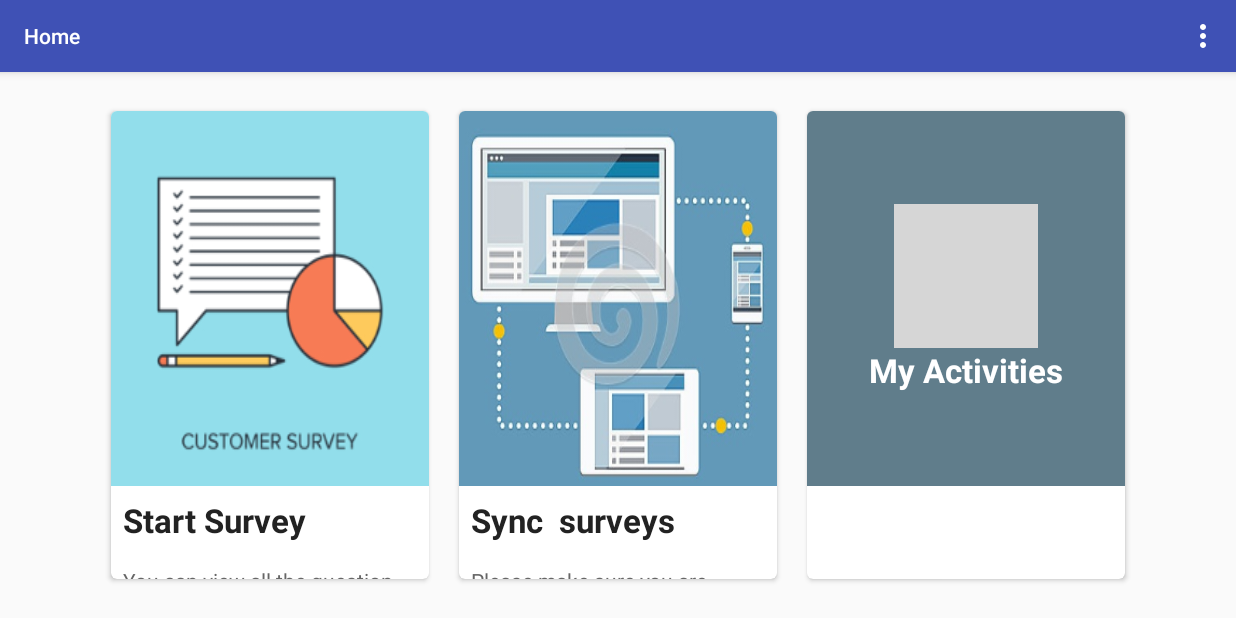
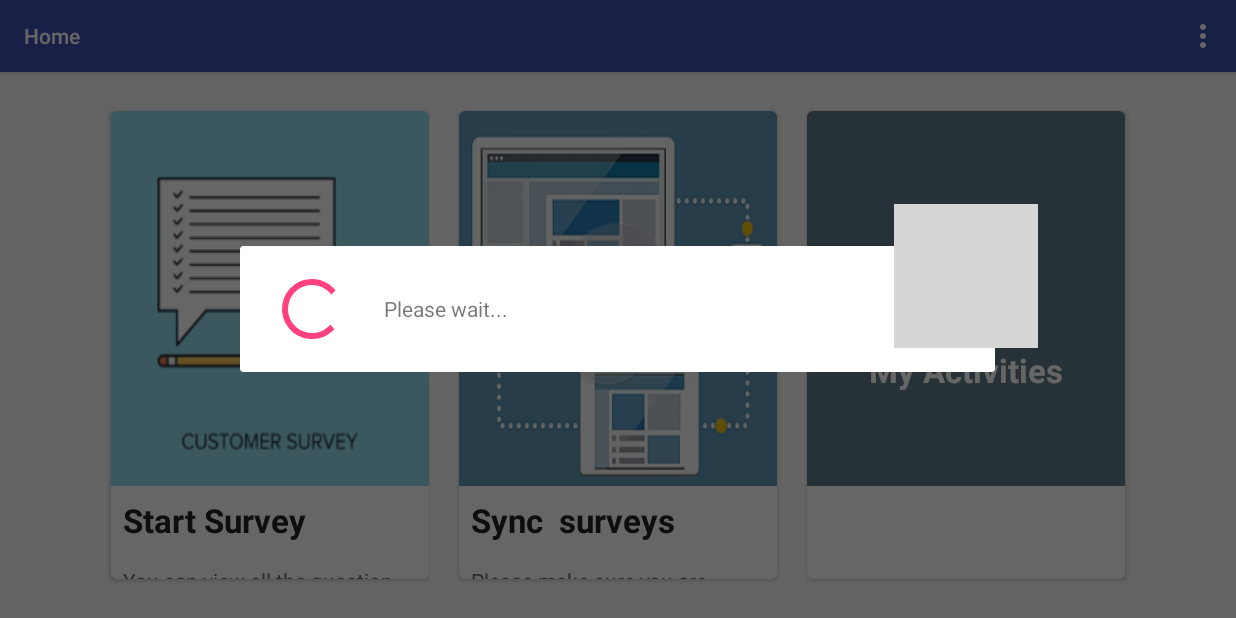
Before and after one commit to veera163/esurvey_android, an Android app: the ProfileActivity screen opened directly, with no data from a screen before it, on a phone screen of 824 x 412 dp (held sideways). Run offline under Robolectric (Android 15) with nearby library versions, the phone set to English and light mode, and no system bars; our stand-ins replace Volley; libraries missing offline, so code that uses them is left out: io.realm; 6 statements that could not run were skipped; grey boxes are pictures that could not be loaded.

Commit message:
refresh issues fixes

```diff
--- a/app/src/main/java/com/anyasoft/es/surveyapp/ProfileActivity.java
+++ b/app/src/main/java/com/anyasoft/es/surveyapp/ProfileActivity.java
@@ -11,7 +11,6 @@ import android.os.Bundle;
 import android.provider.Settings;
 import android.support.design.widget.Snackbar;
 import android.support.v4.view.ViewPager;
-import android.support.v4.widget.SwipeRefreshLayout;
 import android.support.v7.app.AppCompatActivity;
 import android.support.v7.widget.CardView;
 import android.support.v7.widget.LinearLayoutManager;
@@ -30,6 +29,7 @@ import com.android.volley.VolleyError;
 import com.android.volley.toolbox.JsonObjectRequest;
 import com.anyasoft.es.surveyapp.adapter.ProfileCategAdapter;
 import com.anyasoft.es.surveyapp.domains.ServierActivities;
+import com.anyasoft.es.surveyapp.domains.SurveyCriteriaItem;
 import com.anyasoft.es.surveyapp.domains.UserDomain;
 import com.anyasoft.es.surveyapp.internet.NetworkUtil;
 import com.anyasoft.es.surveyapp.internet.VolleySingleton;
@@ -40,6 +40,7 @@ import com.anyasoft.es.surveyapp.services.PostLocationServices;
 import com.anyasoft.es.surveyapp.services.SyncAllSurveyServices;
 import com.anyasoft.es.surveyapp.survey.SurveyManager;
 import com.anyasoft.es.surveyapp.utility.AppConstant;
+import com.anyasoft.es.surveyapp.utility.CustomProgressLoaderDialog;
 import com.anyasoft.es.surveyapp.utility.HttpHelper;
 import com.google.gson.Gson;
 
@@ -48,6 +49,7 @@ import org.json.JSONObject;
 
 import java.lang.ref.WeakReference;
 import java.text.SimpleDateFormat;
+import java.util.ArrayList;
 import java.util.Date;
 
 import io.realm.Realm;
@@ -58,7 +60,9 @@ public class ProfileActivity extends AppCompatActivity implements View.OnClickLi
     private static final int REQUEST_LOCATION_SETTING = 101;
     CardView cardStartSurvey;
     CardView cardSyncAllData;
-    SwipeRefreshLayout refresh;
+    //SwipeRefreshLayout refresh;
+    CustomProgressLoaderDialog loader;
+    ProfileCategAdapter profileCategAdapter;
 
     @Override
     public boolean onCreateOptionsMenu(Menu menu) {
@@ -76,12 +80,17 @@ public class ProfileActivity extends AppCompatActivity implements View.OnClickLi
             case R.id.logout:
                 gotoLoginActivity();
                 return true;
+
+            case R.id.refresh:
+                new DashBoardCalls().execute(GETUSER);
+                return true;
             default:
                 return super.onOptionsItemSelected(item);
         }
     }
 
     private void gotoLoginActivity() {
+        ESurvey.clearCache();
         Intent intent = new Intent(this, LoginActivity.class);
         startActivity(intent);
         finish();
@@ -90,6 +99,7 @@ public class ProfileActivity extends AppCompatActivity implements View.OnClickLi
     DashBoardCalls dashBoardCalls;
     RecyclerView rec_plans;
     ViewPager rec_categ;
+    TextView tv_no_activities;
     private CardView cardStartSurveyAll;
     private static final int MY_SOCKET_TIMEOUT_MS = 60 * 1000 * 3;
     RequestQueue queue;
@@ -101,11 +111,13 @@ public class ProfileActivity extends AppCompatActivity implements View.OnClickLi
     private boolean isServiceStarted;
     private SurveyManager surveyManager;
     private RealmResults<SurveyResponse> allSurvey;
+    ArrayList<SurveyCriteriaItem> surveyCriteriaItems = new ArrayList<>();
     private TextView txtCountSurvey;
     private int count = 0;
     private String GETUSER = "getUser";
     private String GETACTIVITIES = "getActivities";
     private UserDomain user;
+    public int criteriaPosition = 0;
 
     @Override
     protected void onCreate(Bundle savedInstanceState) {
@@ -113,35 +125,41 @@ public class ProfileActivity extends AppCompatActivity implements View.OnClickLi
         setContentView(R.layout.activity_profile);
         Toolbar toolbar = (Toolbar) findViewById(R.id.toolbar);
         setSupportActionBar(toolbar);
+        profileCategAdapter = new ProfileCategAdapter(getSupportFragmentManager(), surveyCriteriaItems);
         dashBoardCalls = new DashBoardCalls();
         rec_plans = (RecyclerView) findViewById(R.id.rec_plans);
         rec_categ = (ViewPager) findViewById(R.id.rec_categ);
+        rec_categ.setAdapter(profileCategAdapter);
+        tv_no_activities = (TextView) findViewById(R.id.tv_no_activities);
         cardStartSurvey = (CardView) findViewById(R.id.card_view_back);
         cardSyncAllData = (CardView) findViewById(R.id.sync_data);
-        refresh = (SwipeRefreshLayout) findViewById(R.id.refresh);
-        //refresh.setRefreshing(true);
-
-        refresh.setOnRefreshListener(new SwipeRefreshLayout.OnRefreshListener() {
-            @Override
-            public void onRefresh() {
-                refresh.setRefreshing(true);
-                new DashBoardCalls().execute(GETUSER);
-            }
-        });
-        refresh.post(new Runnable() {
-            @Override
-            public void run() {
-                new DashBoardCalls().execute(GETUSER);
-            }
-        });
-
+        loader = new CustomProgressLoaderDialog(this);
         txtCountSurvey = (TextView) findViewById(R.id.title_back_all_sync);
         rec_plans.setLayoutManager(new LinearLayoutManager(this, LinearLayoutManager.HORIZONTAL, false));
         //rec_categ.setLayoutManager(new LinearLayoutManager(this, LinearLayoutManager.HORIZONTAL, false));
         cardStartSurvey.setOnClickListener(this);
         cardSyncAllData.setOnClickListener(this);
+
         cardStartSurveyAll = (CardView) findViewById(R.id.card_all_quest);
+
         cardStartSurveyAll.setOnClickListener(this);
+        rec_categ.addOnPageChangeListener(new ViewPager.OnPageChangeListener() {
+
+            @Override
+            public void onPageScrolled(int position, float positionOffset, int positionOffsetPixels) {
+                ProfileActivity.this.criteriaPosition = position;
+            }
+
+            @Override
+            public void onPageSelected(int position) {
+
+            }
+
+            @Override
+            public void onPageScrollStateChanged(int state) {
+
+            }
+        });
         queue = VolleySingleton.getInstance().getRequestQueue();
         isAlltime = true;
         intent = new Intent(this, PostLocationServices.class);
@@ -291,7 +309,7 @@ public class ProfileActivity extends AppCompatActivity implements View.OnClickLi
             jsonRequest.put("timestamp", currentDate);
             L.d("ProfileActivity ::makePostGeoLocation()" + currentDate);
             jsonRequest.put("type", "survey");
-            jsonRequest.put("surveyor", ESurvey.userId);
+            jsonRequest.put("surveyor", ESurvey.getLoginId());
             if (location != null) {
                 jsonRequest.put("latlong", location.getLatitude() + "," + location.getLongitude());
             }//
@@ -379,11 +397,17 @@ public class ProfileActivity extends AppCompatActivity implements View.OnClickLi
         @Override
         protected ServierActivities doInBackground(String... params) {
             String s = params[0];
+            runOnUiThread(new Runnable() {
+                @Override
+                public void run() {
+                    loader.showProgressLoader();
+                }
+            });
             currentMethod = s;
             StringBuilder stringBuilder = new StringBuilder();
             stringBuilder.append(AppConstant.BASEURL);
             stringBuilder.append(AppConstant.USERPATH);
-            stringBuilder.append(ESurvey.userId);
+            stringBuilder.append(ESurvey.getLoginId());
             ESurvey.setUser(HttpHelper.sendGETRequest(stringBuilder.toString(), ESurvey.getAccessToken()));
             ProfileActivity.this.user = ESurvey.getUser();
             StringBuilder stringBuilder1 = new StringBuilder();
@@ -407,41 +431,28 @@ public class ProfileActivity extends AppCompatActivity implements View.OnClickLi
 
         @Override
         protected void onPostExecute(ServierActivities servierActivities) {
-           /* if (currentMethod.equalsIgnoreCase(GETUSER)) {
-                String s1 = "{\n" +
-                        "  \"statusCounts\": [\n" +
-                        "    {\n" +
-                        "      \"status\": \"Planned\",\n" +
-                        "      \"total\": 1\n" +
-                        "    }\n" +
-                        "  ],\n" +
-                        "  \"surveyCriteria\": [\n" +
-                        "    {\n" +
-                        "      \"category\": \"OC\",\n" +
-                        "      \"noOfSurveys\": \"30\",\n" +
-                        "      \"noOfCompleted\": \"10\",\n" +
-                        "      \"noOfPending\": \"20\",\n" +
-                        "      \"noOfOnHold\": \"10\",\n" +
-                        "      \"noOfCanceled\": \"10\"\n" +
-                        "    },\n" +
-                        "    {\n" +
-                        "      \"category\": \"Muslim\",\n" +
-                        "      \"noOfSurveys\": \"170\",\n" +
-                        "      \"noOfCompleted\": \"10\",\n" +
-                        "      \"noOfPending\": \"10\",\n" +
-                        "      \"noOfOnHold\": \"10\",\n" +
-                        "      \"noOfCanceled\": \"10\"\n" +
-                        "    }\n" +
-                        "  ]\n" +
-                        "}\n";*/
-            //dashBoardCalls.execute(GETACTIVITIES);
             if (servierActivities != null) {
                 //rec_plans.setAdapter(new ProfilePlansAdapter(servierActivities.getStatusCounts()));
-                rec_categ.setAdapter(new ProfileCategAdapter(getSupportFragmentManager(), servierActivities.getSurveyCriteria()));
-                ESurvey.setSurveyActivityId(servierActivities.getSurveyActivityId());
+                surveyCriteriaItems.clear();
+                if (servierActivities.getSurveyCriteria() != null) {
+                    if (servierActivities.getSurveyCriteria().size() > 0) {
+                        rec_categ.setVisibility(View.VISIBLE);
+                        tv_no_activities.setVisibility(View.GONE);
+                        surveyCriteriaItems.addAll(servierActivities.getSurveyCriteria());
+                        profileCategAdapter.notifyDataSetChanged();
+                        ESurvey.setSurveyActivityId(servierActivities.getSurveyActivityId());
+                        //rec_categ.setCurrentItem(criteriaPosition);
+                        loader.dismissProgressLoader();
+                    } else {
+                        rec_categ.setVisibility(View.GONE);
+                        tv_no_activities.setVisibility(View.VISIBLE);
+                    }
+                } else {
+                    rec_categ.setVisibility(View.GONE);
+                    tv_no_activities.setVisibility(View.VISIBLE);
+                }
             }
-            if (refresh.isRefreshing())
-                refresh.setRefreshing(false);
+
         }
     }
 }
--- a/app/src/main/java/com/anyasoft/es/surveyapp/details/PersonDetailsActivity.java
+++ b/app/src/main/java/com/anyasoft/es/surveyapp/details/PersonDetailsActivity.java
@@ -310,7 +310,7 @@ public class PersonDetailsActivity extends AppCompatActivity implements View.OnC
             String url = "http://anyasoftindia.com/postGeoLocation";
             JSONObject jsonRequest = new JSONObject();
             jsonRequest.put("status", "Completed");
-            jsonRequest.put("surveyor", ESurvey.userId);
+            jsonRequest.put("surveyor", ESurvey.getLoginId());
             if (location != null) {
                 jsonRequest.put("latlong", location.getLatitude() + "," + location.getLongitude());
             }//
--- a/app/src/main/java/com/anyasoft/es/surveyapp/survey/TakeSurveyActivity.java
+++ b/app/src/main/java/com/anyasoft/es/surveyapp/survey/TakeSurveyActivity.java
@@ -348,7 +348,7 @@ public class TakeSurveyActivity extends AppCompatActivity implements
             jsonRequest.put("timestamp", currentDate);
             L.d("PostLocationServices ::makePostGeoLocation()" + currentDate);
             jsonRequest.put("type", "survey");
-            jsonRequest.put("surveyor", ESurvey.userId);
+            jsonRequest.put("surveyor", ESurvey.getLoginId());
             if (location != null) {
                 jsonRequest.put("latlong", location.getLatitude() + "," + location.getLongitude());
             }//
--- /dev/null
+++ b/app/src/main/java/com/anyasoft/es/surveyapp/utility/CustomProgressLoaderDialog.java
@@ -0,0 +1,38 @@
+package com.anyasoft.es.surveyapp.utility;
+
+import android.app.ProgressDialog;
+import android.content.Context;
+
+import android.view.Window;
+
+
+
+/**
+ * Created by sai on 9/18/2016.
+ */
+public class CustomProgressLoaderDialog {
+    Context context;
+    ProgressDialog progressDialog;
+
+    public CustomProgressLoaderDialog(Context context) {
+        this.context = context;
+        progressDialog = new ProgressDialog(context);
+        progressDialog.requestWindowFeature(Window.FEATURE_NO_TITLE);
+        progressDialog.setCancelable(false);
+        progressDialog.setCanceledOnTouchOutside(false);
+        progressDialog.setMessage("Please wait...");
+    }
+
+    public void showProgressLoader() {
+        progressDialog.show();
+    }
+
+    public void dismissProgressLoader() {
+        if (isShowing())
+        progressDialog.dismiss();
+    }
+
+    public boolean isShowing() {
+        return progressDialog.isShowing();
+    }
+}
--- a/app/src/main/res/layout/content_profile.xml
+++ b/app/src/main/res/layout/content_profile.xml
@@ -123,11 +123,6 @@
         android:visibility="visible"
         app:cardCornerRadius="4dp">
 
-        <android.support.v4.widget.SwipeRefreshLayout
-            android:id="@+id/refresh"
-            android:layout_width="match_parent"
-            android:layout_height="430dp">
-
         <LinearLayout
             android:layout_width="match_parent"
             android:layout_height="430dp"
@@ -162,7 +157,14 @@
 
             <LinearLayout
                 android:layout_width="match_parent"
-                    android:layout_height="match_parent">
+                android:layout_height="match_parent"
+                android:gravity="center">
+
+                <TextView
+                    android:id="@+id/tv_no_activities"
+                    android:layout_width="wrap_content"
+                    android:layout_height="wrap_content"
+                    android:text="No Activities Found" />
 
                 <android.support.v4.view.ViewPager
                     android:id="@+id/rec_categ"
@@ -170,7 +172,6 @@
                     android:layout_height="match_parent" />
             </LinearLayout>
         </LinearLayout>
-        </android.support.v4.widget.SwipeRefreshLayout>
     </android.support.v7.widget.CardView>
 
     <android.support.v7.widget.CardView
--- a/app/src/main/res/menu/profile_menus.xml
+++ b/app/src/main/res/menu/profile_menus.xml
@@ -1,7 +1,9 @@
 <?xml version="1.0" encoding="utf-8"?>
 <menu xmlns:android="http://schemas.android.com/apk/res/android"
     xmlns:app="http://schemas.android.com/apk/res-auto">
-
+    <item
+        android:id="@+id/refresh"
+        android:title="Refresh" />
     <item
         android:id="@+id/logout"
         android:title="Log out" />
```
Also changed, not shown: app/src/main/java/com/anyasoft/es/surveyapp/ESurvey.java (+33 -3 lines), app/src/main/java/com/anyasoft/es/surveyapp/LoginActivity.java (+12 -2 lines), app/src/main/java/com/anyasoft/es/surveyapp/adapter/ProfileCategAdapter.java (+5 -62 lines), app/src/main/java/com/anyasoft/es/surveyapp/services/PostLocationServices.java (+2 -5 lines), app/src/main/res/layout-land/activity_login.xml (+3 -5 lines), app/src/main/res/layout/content_person_details.xml (+22 -1 lines). Lines whose indentation alone changed are shown as unchanged.
